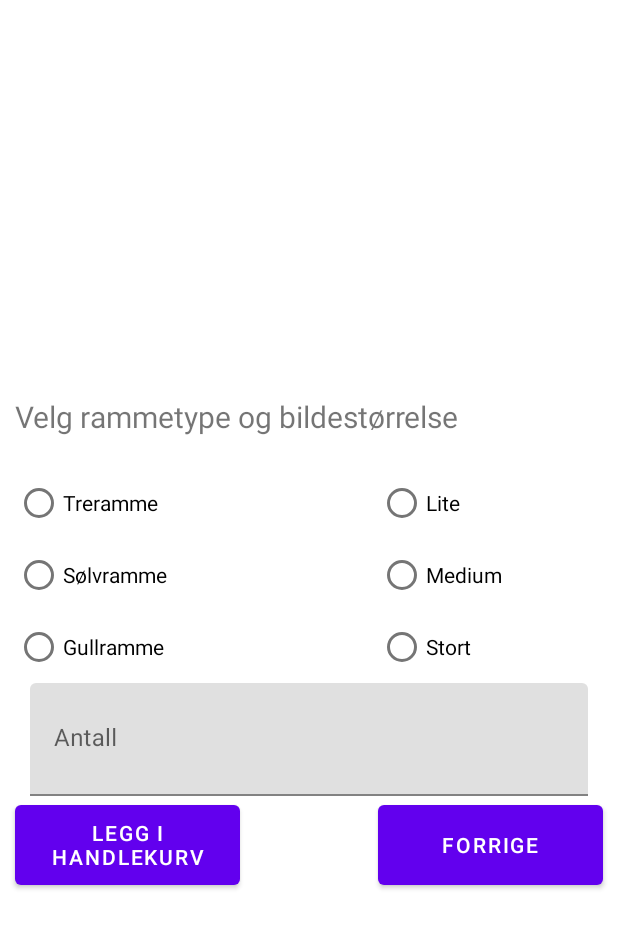
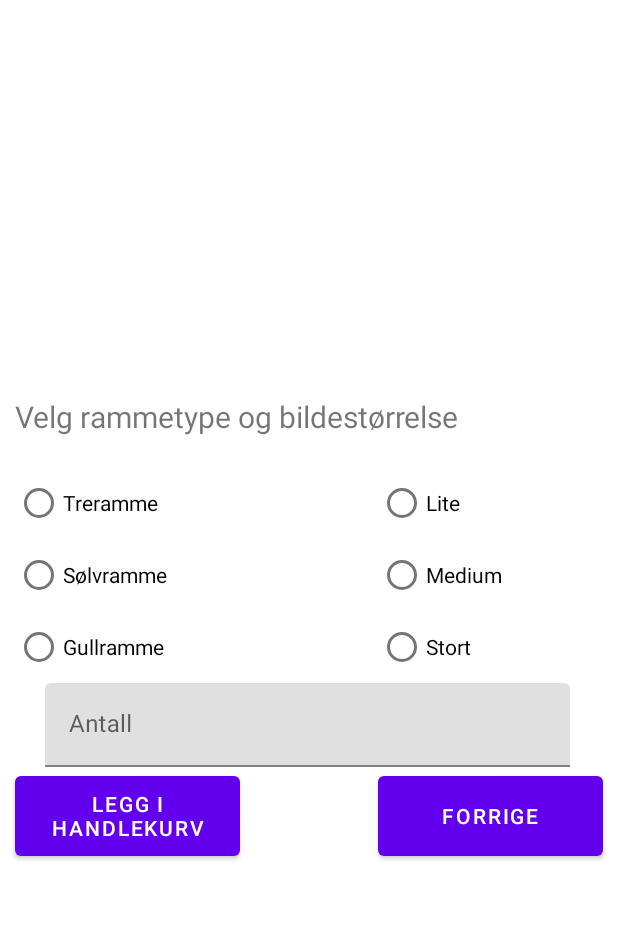
Before and after one commit to yevhenverkhalantsev/AndroidApp_ImageCart_Api, an Android app: the SelectedImageFragment screen opened through its navigation route, on a phone screen of 412 x 824 dp. Shown: the top 928 px of the screen. Run offline under Robolectric (Android 15) with nearby library versions, the phone set to English and light mode, and no system bars; our stand-ins replace Dagger/Hilt's generated code; pictures from the network do not load.

Commit message:
ryddet ubrukelig koden. fixet noen av varslinger med anbefalinger av android studio

```diff
--- a/app_gruppe20/src/main/java/com/example/artphoto/home/view/recycleradapter/HomeRecyclerView.kt
+++ b/app_gruppe20/src/main/java/com/example/artphoto/home/view/recycleradapter/HomeRecyclerView.kt
@@ -11,6 +11,7 @@ import com.example.artphoto.images.model.CartPhoto
 
 class HomeRecyclerView : RecyclerView.Adapter<HomeViewHolder>() {
     var artPhoto : MutableList<CartPhoto> = mutableListOf()
+        @SuppressLint("NotifyDataSetChanged")
         set(value) {
             field = value
             notifyDataSetChanged()
@@ -69,7 +70,7 @@ class HomeRecyclerView : RecyclerView.Adapter<HomeViewHolder>() {
     @SuppressLint("NotifyDataSetChanged")
     fun deleteSelectedItems() {
         if (selectedItems.isEmpty()) return
-        selectedCartPhotos.forEachIndexed { index, cartPhoto ->
+        selectedCartPhotos.forEachIndexed { _, cartPhoto ->
             artPhoto.remove(cartPhoto)
         }
         if (selectedItems.size == 1) notifyItemRemoved(selectedItems[0])
--- a/app_gruppe20/src/main/java/com/example/artphoto/images/viewmodel/ImagesViewModel.kt
+++ b/app_gruppe20/src/main/java/com/example/artphoto/images/viewmodel/ImagesViewModel.kt
@@ -18,7 +18,6 @@ class ImagesViewModel @Inject constructor(
     var selectedPhoto: ArtPhoto? = null
 
     private val _selectedAlbum = MutableLiveData<ArtAlbum>()
-    val selectedAlbum get() = _selectedAlbum
 
     private val _selectedAuthor = MutableLiveData<ArtArtist>()
     val selectedAAuthor get() = _selectedAuthor
--- a/app_gruppe20/src/main/java/com/example/artphoto/selected/view/SelectedImageFragment.kt
+++ b/app_gruppe20/src/main/java/com/example/artphoto/selected/view/SelectedImageFragment.kt
@@ -16,7 +16,6 @@ import com.example.artphoto.images.model.CartPhoto
 import com.example.artphoto.images.model.CartPhotoDB
 import com.example.artphoto.images.model.Frame
 import com.example.artphoto.images.model.Size
-import com.example.artphoto.images.view.ImagesFragment
 import com.example.artphoto.images.viewmodel.ImagesViewModel
 import javax.inject.Inject
 
@@ -122,7 +121,7 @@ class SelectedImageFragment : Fragment() {
 
     private fun requestAlbumInfo() {
         if (viewModel.selectedPhoto == null) {
-            //@TODO show error message
+            // TODO empty body
         }
         else {
             viewModel.getAlbumWithArtist(viewModel.selectedPhoto!!.albumId)
--- a/app_gruppe20/src/main/res/layout/fragment_selected_image.xml
+++ b/app_gruppe20/src/main/res/layout/fragment_selected_image.xml
@@ -105,20 +105,21 @@
 
         <com.google.android.material.textfield.TextInputLayout
             android:layout_width="match_parent"
-            android:layout_height="75dp"
-            android:layout_marginHorizontal="20dp"
-            android:hint="Antall"
+            android:layout_height="wrap_content"
+            android:layout_marginHorizontal="30dp"
+            android:hint="@string/amount_photos"
+            app:layout_constraintStart_toStartOf="parent"
             app:layout_constraintEnd_toEndOf="parent"
-            app:layout_constraintStart_toStartOf="parent"
             app:layout_constraintTop_toBottomOf="@+id/radioRammer"
             app:layout_constraintBottom_toTopOf="@id/AddToCartButton">
 
             <EditText
                 android:id="@+id/amount"
-                android:layout_width="match_parent"
+                android:layout_width="350dp"
                 android:layout_height="match_parent"
                 android:inputType="number"
-                android:hint="@null"/>
+                android:hint="@null"
+                android:autofillHints=""/>
 
         </com.google.android.material.textfield.TextInputLayout>
 
--- a/app_gruppe20/src/main/res/layout/raw_art_photo.xml
+++ b/app_gruppe20/src/main/res/layout/raw_art_photo.xml
@@ -1,5 +1,6 @@
 <?xml version="1.0" encoding="utf-8"?>
 <FrameLayout xmlns:android="http://schemas.android.com/apk/res/android"
+    xmlns:tools="http://schemas.android.com/tools"
     android:layout_width="match_parent"
     android:layout_height="wrap_content"
     android:padding="2dp">
@@ -10,6 +11,7 @@
         android:src="@color/black"
         android:adjustViewBounds="true"
         android:layout_width="match_parent"
-        android:layout_height="180dp"/>
+        android:layout_height="180dp"
+        tools:ignore="ContentDescription" />
 
 </FrameLayout>
--- a/app_gruppe20/src/main/res/layout/raw_home.xml
+++ b/app_gruppe20/src/main/res/layout/raw_home.xml
@@ -1,5 +1,6 @@
 <?xml version="1.0" encoding="utf-8"?>
 <androidx.constraintlayout.widget.ConstraintLayout xmlns:android="http://schemas.android.com/apk/res/android"
+    xmlns:tools="http://schemas.android.com/tools"
     android:id="@+id/row_home"
     android:layout_width="match_parent"
     android:layout_height="wrap_content"
@@ -11,7 +12,8 @@
         android:layout_width="55dp"
         android:layout_height="55dp"
         app:layout_constraintStart_toStartOf="parent"
-        app:layout_constraintTop_toTopOf="parent" />
+        app:layout_constraintTop_toTopOf="parent"
+        tools:ignore="contentDescription"/>
 
     <TextView
         android:id="@+id/title"
--- a/app_gruppe20/src/main/res/values/strings.xml
+++ b/app_gruppe20/src/main/res/values/strings.xml
@@ -35,4 +35,7 @@
     <string name="cart_is_empty">Handlekurv er tom.</string>
     <string name="choose_item_to_delete">Velg elementer som skal slettes.</string>
     <string name="thanks_for_order">Takk for din bestilling!</string>
+    <string name="delete_button">Slett</string>
+    <string name="reset_button">Nulstill</string>
+    <string name="amount_photos">Antall</string>
 </resources>
```
Also changed, not shown: app_gruppe20/src/main/java/com/example/artphoto/customviews/AspectRatioImageView.kt (deleted, +0 -24 lines), app_gruppe20/src/main/res/layout/fragment_home.xml (+4 -4 lines).
